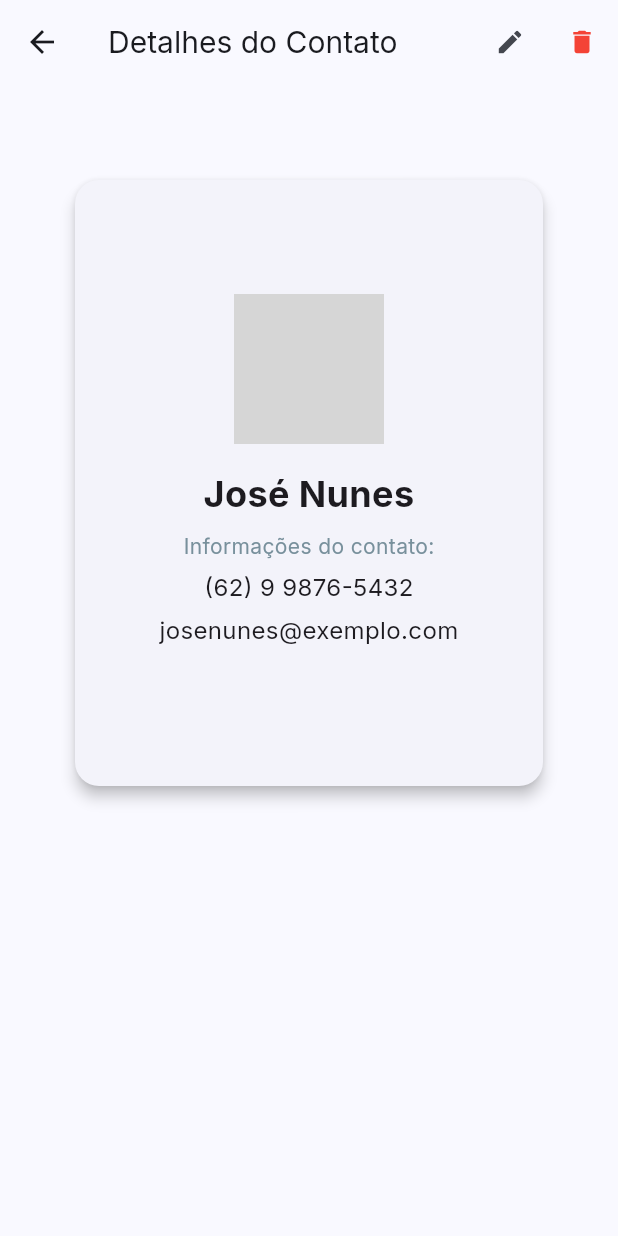
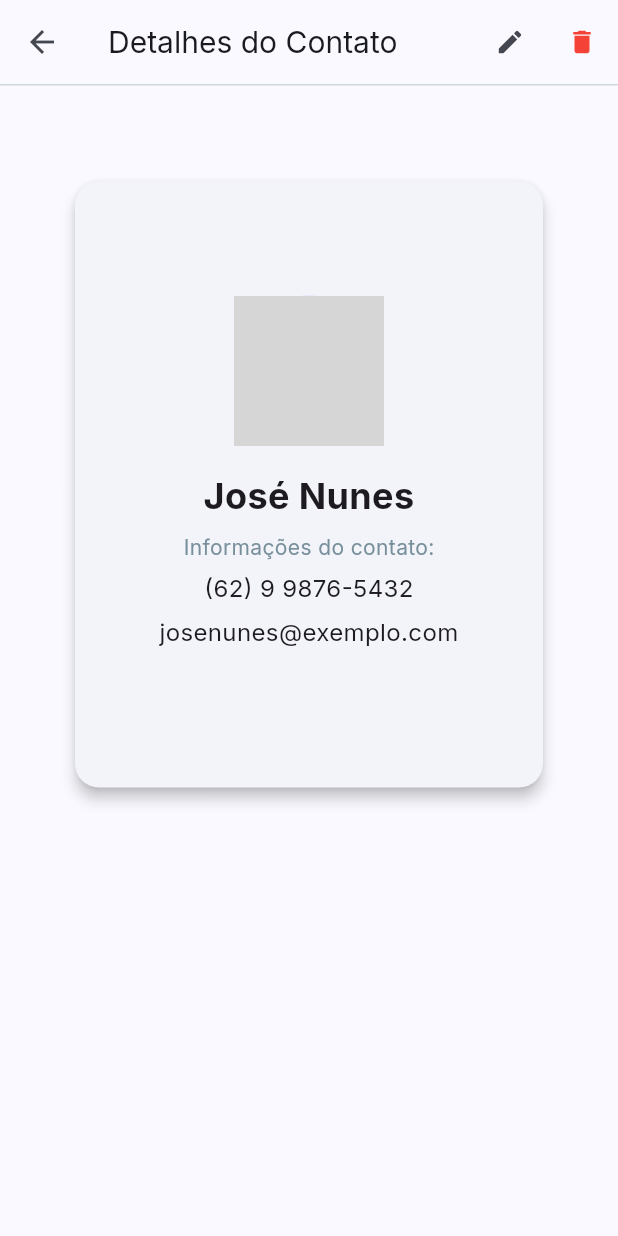
Before and after one commit to felbart/contatosplus, a Flutter app: the screen it shows after launch, after a tap on "José Nunes", on a phone screen of 412 x 824 dp. Run offline on Flutter 3.47's test engine with Material 3 defaults, Android fonts, the light colour scheme and no system bars; our stand-ins replace brasil_fields, google_fonts, image_picker, sqflite; accounts and stored records are empty; network calls fail; grey boxes are pictures that could not be loaded.

Commit message:
Ajustando estilo e layout

```diff
--- a/lib/app/view/contact_details.dart
+++ b/lib/app/view/contact_details.dart
@@ -16,15 +16,9 @@ class ContactDetails extends StatelessWidget {
 
     return Scaffold(
       appBar: AppBar(
-        // backgroundColor: Color.fromRGBO(37, 99, 235, 1),
-        // titleTextStyle: TextStyle(
-        //   color: Colors.white,
-        //   fontSize: 24,
-        // ),
-        // iconTheme: IconThemeData(
-        //   color: Colors.white,
-        //   size: 24,
-        // ),
+        iconTheme: IconThemeData(
+          size: 24,
+        ),
         title: const Text("Detalhes do Contato",
             style: TextStyle(
               fontSize: 20,
@@ -59,6 +53,13 @@ class ContactDetails extends StatelessWidget {
             },
           ),
         ],
+        bottom: PreferredSize(
+          preferredSize: const Size.fromHeight(1),
+          child: Container(
+            color: Colors.blueGrey.shade100,
+            height: 1,
+          ),
+        ),
       ),
       body: Center(
         child: Column(
@@ -162,7 +163,14 @@ class ContactDetails extends StatelessWidget {
       builder: (context) {
         return AlertDialog(
           title: const Text("Excluir Contato"),
-          content: const Text("Tem certeza que deseja excluir este contato?"),
+          content: Column(
+            mainAxisSize: MainAxisSize.min,
+            children: [
+              Image.asset('assets/images/contato-deletado.png'),
+              const SizedBox(height: 16),
+              const Text("Tem certeza que deseja excluir este contato?"),
+            ],
+          ),
           actions: [
             TextButton(
               onPressed: () {
@@ -170,11 +178,23 @@ class ContactDetails extends StatelessWidget {
               },
               child: const Text("Cancelar"),
             ),
-            TextButton(
+            ElevatedButton(
+              style: ElevatedButton.styleFrom(
+                backgroundColor: Colors.red.shade400,
+                textStyle: TextStyle(color: Colors.white),
+              ),
               onPressed: () async {
                 await ContactDaoImpl().remove(contato.id!);
                 Navigator.of(context).pop(); //fechar o dialog
-                Navigator.of(context).pop(true); //voltar a tela anterior
+                Navigator.of(context).pop(true);
+
+                ScaffoldMessenger.of(context).showSnackBar(
+                  const SnackBar(
+                    content: Text("Contato deletado com sucesso!"),
+                    duration: Duration(seconds: 2),
+                    behavior: SnackBarBehavior.floating,
+                  ),
+                ); //voltar a tela anterior
               },
               child: const Text("Excluir"),
             ),
--- a/lib/app/view/contact_list.dart
+++ b/lib/app/view/contact_list.dart
@@ -113,7 +113,38 @@ class _ContactListState extends State<ContactList> {
 
         return Scaffold(
           appBar: AppBar(
-            title: const Text("Lista de Contatos"),
+            title: Column(
+              crossAxisAlignment: CrossAxisAlignment.start,
+              mainAxisAlignment: MainAxisAlignment.center,
+              children: [
+                Row(
+                  children: [
+                    Image.asset(
+                      'assets/images/logo.png',
+                      width: 180,
+                    ),
+                    const SizedBox(width: 8),
+                  ],
+                ),
+                const SizedBox(height: 8), // Espaço entre logo e subtítulo
+                const Text(
+                  'Sua Lista de Contatos',
+                  style: TextStyle(
+                    fontSize: 16,
+                    fontWeight: FontWeight.w500,
+                    color: Colors.blueGrey,
+                  ),
+                ),
+              ],
+            ),
+            bottom: PreferredSize(
+              preferredSize: const Size.fromHeight(1),
+              child: Container(
+                color: Colors.blueGrey.shade100,
+                height: 1,
+              ),
+            ),
+            toolbarHeight: 80,
             shadowColor: Colors.blueGrey.shade100,
             actions: [
               IconButton(
@@ -146,9 +177,9 @@ class _ContactListState extends State<ContactList> {
           ),
           body: Container(
             padding: EdgeInsets.only(
-              left: 16,
+              left: 8,
               top: 2,
-              right: 16,
+              right: 0,
               bottom: 20,
             ),
             child: ListView.builder(
```
Also changed, not shown: lib/app/view/contact_form.dart (+10 -0 lines).
